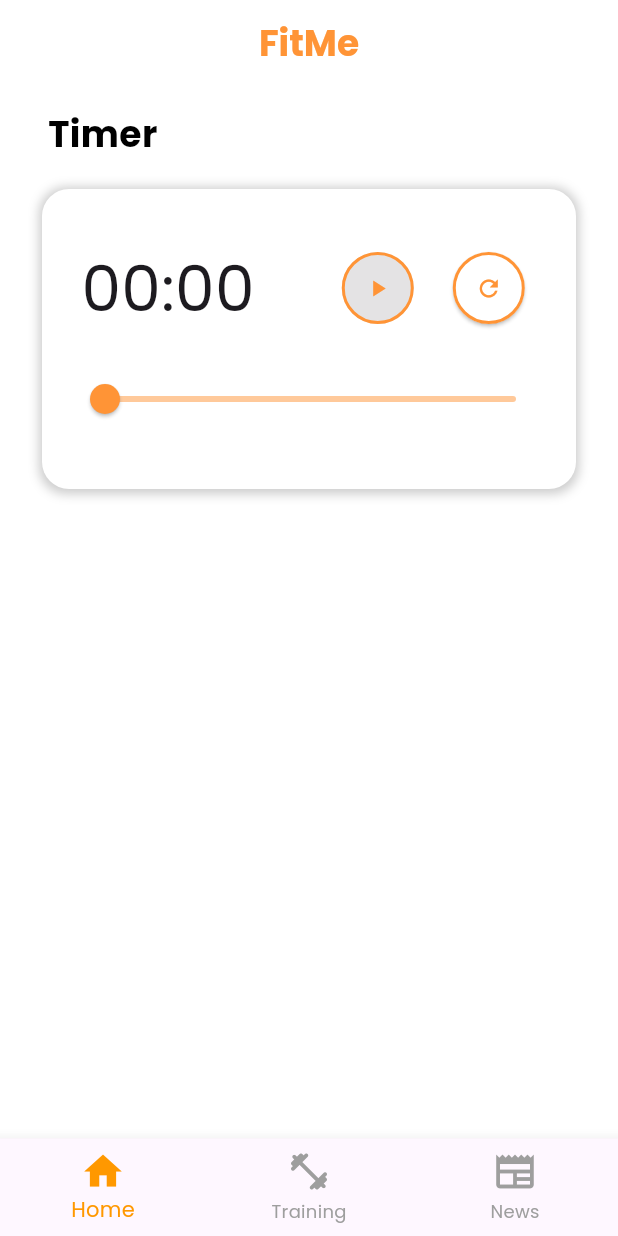
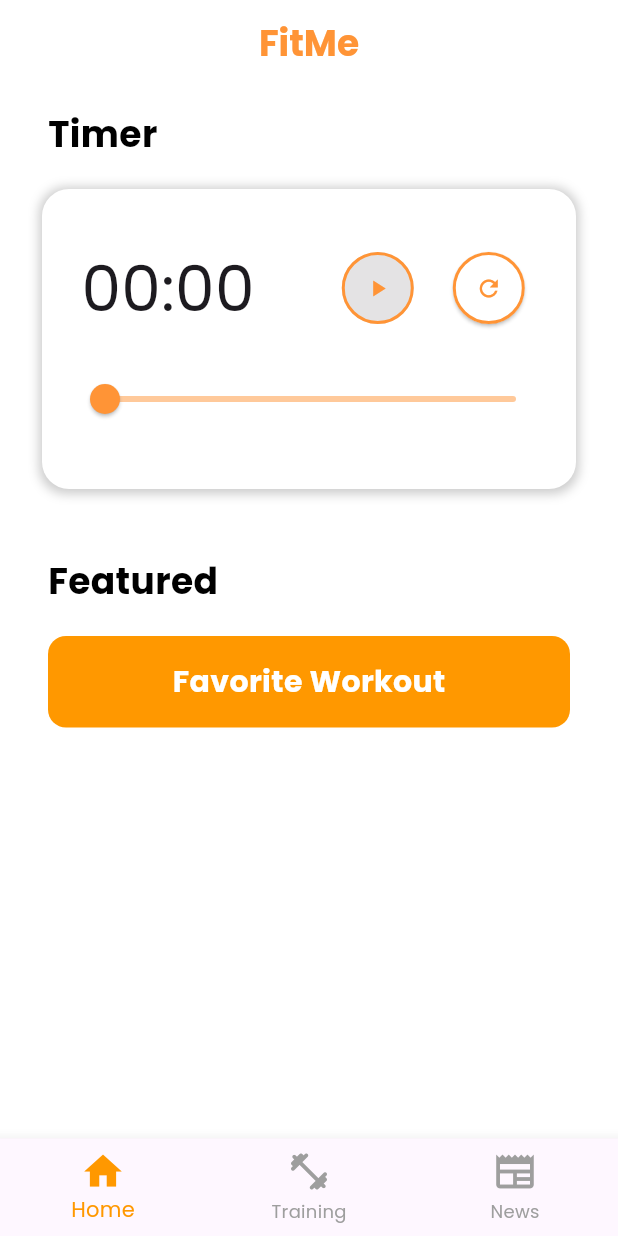
Before and after one commit to samuelezranas/flutter-fitness-app, a Flutter app: the screen it shows after launch, on a phone screen of 412 x 824 dp. Run offline on Flutter 3.47's test engine with Material 3 defaults, Android fonts, the light colour scheme and no system bars; our stand-ins replace audioplayers, sqflite, stop_watch_timer, webview_flutter; accounts and stored records are empty.

```diff
--- a/lib/homeScreen/home.dart
+++ b/lib/homeScreen/home.dart
@@ -1,3 +1,4 @@
+import 'package:fitness_meal_helper/favoriteScreen/favorite.dart';
 import 'package:fitness_meal_helper/themes.dart';
 import 'package:flutter/material.dart';
 import 'package:fitness_meal_helper/widgets/timer_component.dart'; // Import the TimerComponent
@@ -10,12 +11,12 @@ class HomePage extends StatelessWidget {
     return Scaffold(
       appBar: appBar(),
       backgroundColor: kBackgroundColor,
-      body: const Padding(
-        padding: EdgeInsets.symmetric(vertical: 16, horizontal: 0),
+      body: Padding(
+        padding: const EdgeInsets.symmetric(vertical: 16, horizontal: 0),
         child: Column(
           crossAxisAlignment: CrossAxisAlignment.start,
           children: [
-            Padding(
+            const Padding(
               padding: EdgeInsets.only(left: 32),
               child: Text(
                 'Timer',
@@ -26,9 +27,49 @@ class HomePage extends StatelessWidget {
                 ),
               ),
             ),
-            Padding(
+            const Padding(
               padding: EdgeInsets.symmetric(vertical: 12, horizontal: 12),
               child: TimerWidget(),
+            ),
+            const Padding(
+              padding: EdgeInsets.only(left: 32),
+              child: Text(
+                'Featured',
+                style: TextStyle(
+                  color: Colors.black,
+                  fontSize: 24,
+                  fontWeight: FontWeight.bold,
+                ),
+              ),
+            ),
+            Padding(
+              padding: const EdgeInsets.symmetric(horizontal: 32, vertical: 20),
+              child: GestureDetector(
+                onTap: () {
+                  Navigator.push(
+                    context,
+                    MaterialPageRoute(
+                      builder: (context) => const FavoritesPage(),
+                    ),
+                  );
+                },
+                child: Container(
+                  padding: const EdgeInsets.symmetric(vertical: 16),
+                  decoration: BoxDecoration(
+                    color: Colors.orange,
+                    borderRadius: BorderRadius.circular(12),
+                  ),
+                  alignment: Alignment.center,
+                  child: const Text(
+                    'Favorite Workout',
+                    style: TextStyle(
+                      color: Colors.white,
+                      fontSize: 20,
+                      fontWeight: FontWeight.bold,
+                    ),
+                  ),
+                ),
+              ),
             ),
           ],
         ),
--- a/lib/newsScreen/web_view.dart
+++ b/lib/newsScreen/web_view.dart
@@ -4,7 +4,7 @@ import 'package:webview_flutter/webview_flutter.dart';
 class WebViewPage extends StatefulWidget {
   final String url;
 
-  const WebViewPage({required this.url, Key? key}) : super(key: key);
+  const WebViewPage({required this.url, super.key});
 
   @override
   State<WebViewPage> createState() => _WebViewPageState();
--- a/pubspec.yaml
+++ b/pubspec.yaml
@@ -16,6 +16,9 @@ dependencies:
   stop_watch_timer: ^3.2.1
   audioplayers: ^6.1.0
   http: ^1.2.2
+  sqflite: ^2.2.0
+  path: ^1.8.3
+  uuid: ^3.0.6
   url_launcher: ^6.1.5
   webview_flutter: ^4.10.0
 
```
Also changed, not shown: lib/favoriteScreen/favorite.dart (+33 -4 lines), lib/favoriteScreen/favorites_db_helper.dart (added, +56 -0 lines), lib/trainingScreen/detail_training.dart (+37 -9 lines), lib/trainingScreen/model/training_model.dart (+11 -3 lines), pubspec.lock, 1 other file.
